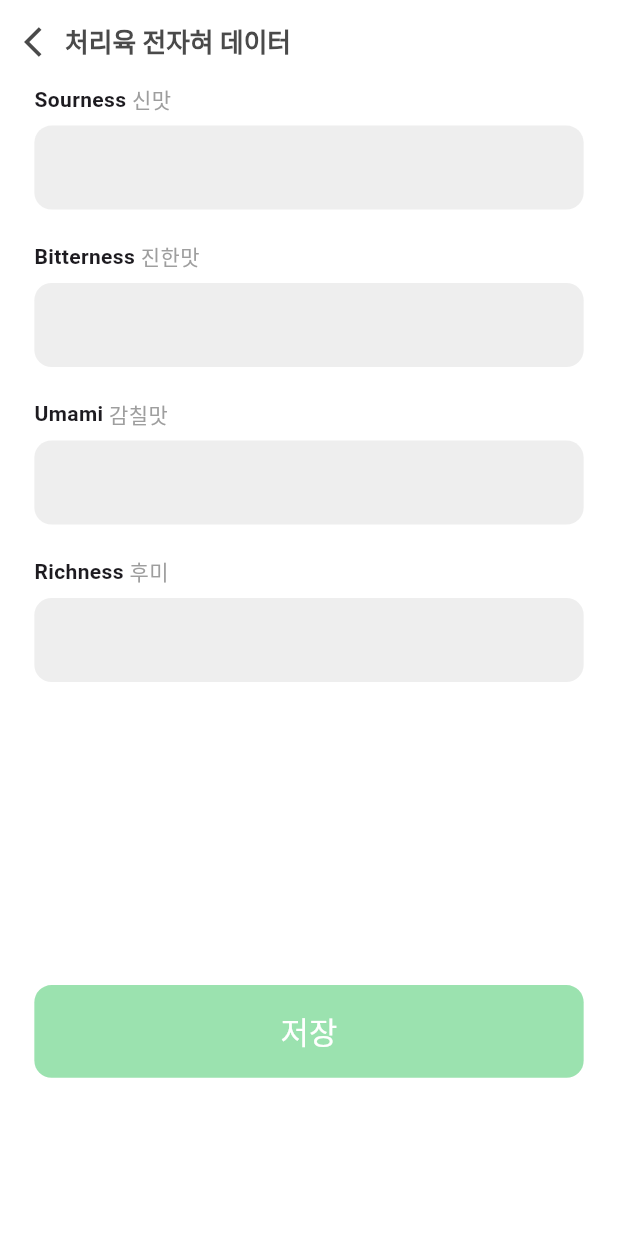
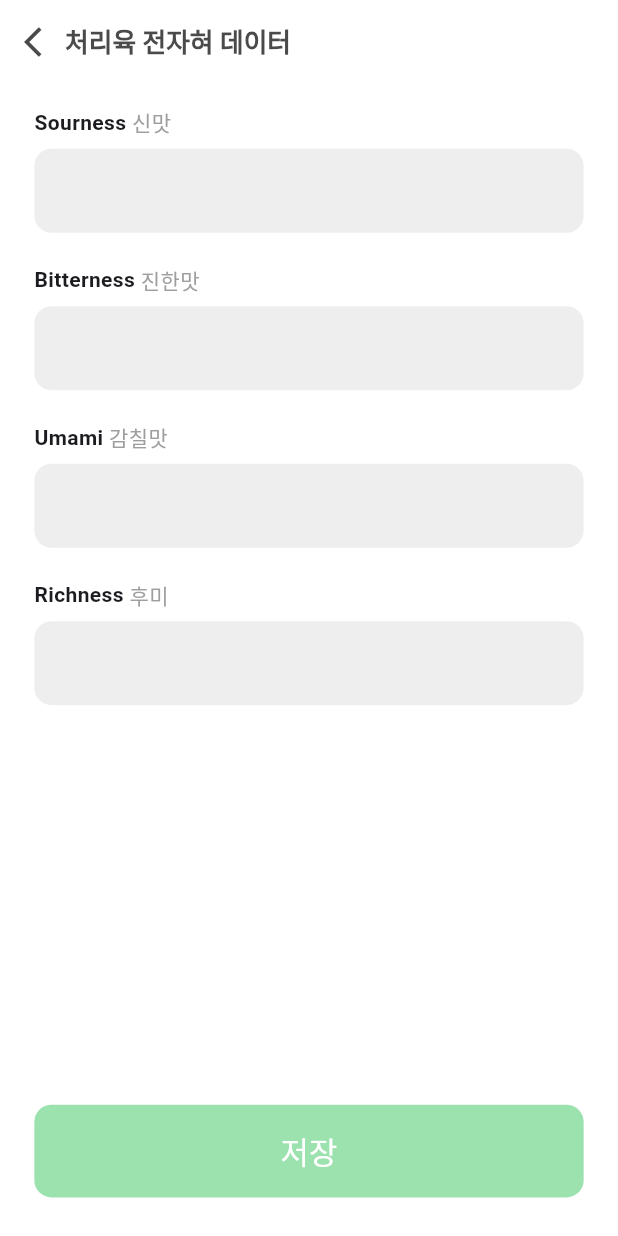
Before and after one commit to wonjuneee/20242R0136COSE48002, a Flutter app: the InsertionTongueDataScreen screen opened by its route, on a phone screen of 412 x 824 dp. Run offline on Flutter 3.47's test engine with Material 3 defaults, Android fonts, the phone set to English and light mode, and no system bars; our stand-ins replace camera, cloud_firestore, dotted_border, email_validator, firebase_auth, firebase_core and 9 more; missing offline and left inert: kpostal, qr_code_scanner, syncfusion_flutter_core, xml2json; accounts and stored records are empty; network calls fail; Roboto replaces fonts that are missing (Pretendard).

Commit message:
fix: 추가 정보 입력 palette, margin 완료

```diff
--- a/app/structure/lib/components/data_field.dart
+++ b/app/structure/lib/components/data_field.dart
@@ -39,8 +39,7 @@ class _DataFieldState extends State<DataField> {
         SizedBox(height: 12.h),
 
         // 입력 textfield
-        Container(
-          margin: EdgeInsets.symmetric(horizontal: 40.w),
+        SizedBox(
           height: 88.h,
           child: Focus(
             onFocusChange: (hasFocus) {
--- a/app/structure/lib/components/data_title.dart
+++ b/app/structure/lib/components/data_title.dart
@@ -1,5 +1,4 @@
 import 'package:flutter/material.dart';
-import 'package:flutter_screenutil/flutter_screenutil.dart';
 
 class DataTitle extends StatelessWidget {
   const DataTitle({super.key, required this.korText, required this.engText});
@@ -9,10 +8,8 @@ class DataTitle extends StatelessWidget {
 
   @override
   Widget build(BuildContext context) {
-    return Container(
-      margin: EdgeInsets.symmetric(horizontal: 40.w),
-      alignment: Alignment.centerLeft,
-      child: Row(
+    return Row(
+      mainAxisAlignment: MainAxisAlignment.start,
       children: [
         Text(
           '$engText ',
@@ -25,7 +22,6 @@ class DataTitle extends StatelessWidget {
           style: const TextStyle(color: Colors.grey),
         ),
       ],
-      ),
     );
   }
 }
--- a/app/structure/lib/config/user_router.dart
+++ b/app/structure/lib/config/user_router.dart
@@ -12,7 +12,7 @@ import 'package:structure/screen/data_management/normal/edit_meat_data_screen.da
 import 'package:structure/screen/data_management/normal/not_editable/sensory_eval_not_editable_sceen.dart';
 import 'package:structure/screen/data_management/normal/not_editable/meat_image_not_editable_screen.dart';
 import 'package:structure/screen/data_management/normal/not_editable/meat_info_not_editable_screen.dart';
-import 'package:structure/screen/data_management/researcher/add_processed_meat_main_screen.dart';
+import 'package:structure/screen/data_management/researcher/data_add_processed_meat_screen.dart';
 import 'package:structure/screen/data_management/researcher/data_add_raw_meat_screen.dart';
 import 'package:structure/screen/data_management/researcher/data_add_screen.dart';
 import 'package:structure/screen/data_management/normal/data_management_home_screen.dart';
@@ -419,7 +419,7 @@ class UserRouter {
                       path: 'processed-meat',
                       builder: (context, state) => ChangeNotifierProvider(
                         create: (context) => AddProcessedMeatViewModel(),
-                        child: AddProcessedMeatMainScreen(meatModel: meatModel),
+                        child: DataAddProcessedMeatScreen(meatModel: meatModel),
                       ),
                       routes: [
                         GoRoute(
--- a/app/structure/lib/screen/data_management/researcher/insertion_tongue_data_screen.dart
+++ b/app/structure/lib/screen/data_management/researcher/insertion_tongue_data_screen.dart
@@ -31,19 +31,21 @@ class _InsertionTongueDataScreenState extends State<InsertionTongueDataScreen> {
       // 키보드 unfocus
       onTap: () => FocusScope.of(context).unfocus(),
       child: Scaffold(
-        backgroundColor: Colors.white,
         appBar: CustomAppBar(
           title: insertionTongueDataViewModel.title,
           backButton: true,
           closeButton: false,
         ),
-        body: SingleChildScrollView(
-          child: Stack(
-            children: [
-              Column(
-                // 'datafield' 컴포넌트를 이용하여 전자혀 데이터 측정
-                // 신맛
+        resizeToAvoidBottomInset: false,
+        body: Stack(
+          children: [
+            Container(
+              margin: EdgeInsets.symmetric(horizontal: 40.w),
+              child: Column(
                 children: [
+                  SizedBox(height: 24.h),
+
+                  // 신맛
                   DataField(
                     mainText: 'Sourness',
                     subText: '신맛',
@@ -79,28 +81,28 @@ class _InsertionTongueDataScreenState extends State<InsertionTongueDataScreen> {
                       controller: insertionTongueDataViewModel.richness,
                       onChangeFunc: (_) =>
                           insertionTongueDataViewModel.inputCheck()),
-                  SizedBox(height: 352.w),
+                  const Spacer(),
+
                   // 데이터 저장 버튼
                   Container(
-                    margin: EdgeInsets.fromLTRB(40.w, 0, 40.w, 40.w),
+                    margin: EdgeInsets.only(bottom: 40.h),
                     child: MainButton(
+                      width: double.infinity,
+                      height: 96.h,
+                      text: '저장',
                       onPressed: insertionTongueDataViewModel.inputComplete
                           ? () async =>
                               insertionTongueDataViewModel.saveData(context)
                           : null,
-                      text: '저장',
-                      width: double.infinity,
-                      height: 96.h,
-                      mode: 1,
                     ),
                   ),
                 ],
               ),
-              insertionTongueDataViewModel.isLoading
-                  ? const LoadingScreen()
-                  : Container()
-            ],
-          ),
+            ),
+            insertionTongueDataViewModel.isLoading
+                ? const LoadingScreen()
+                : Container()
+          ],
         ),
       ),
     );
```
Also changed, not shown: app/structure/lib/screen/data_management/researcher/add_deep_aging_data_screen.dart (+34 -32 lines), app/structure/lib/screen/data_management/researcher/add_processed_meat_main_screen.dart (deleted, +0 -140 lines), app/structure/lib/screen/data_management/researcher/data_add_processed_meat_screen.dart (added, +142 -0 lines), app/structure/lib/screen/data_management/researcher/insertion_heated_sensory_screen.dart (+21 -8 lines), app/structure/lib/screen/data_management/researcher/insertion_lab_data_screen.dart (+31 -23 lines). Lines whose indentation alone changed are shown as unchanged.
